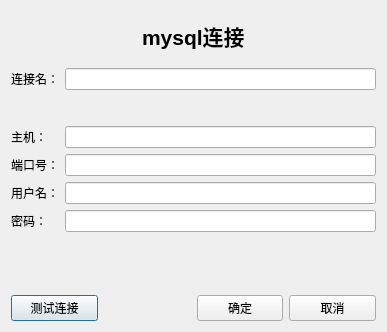
xiqiuyimeng/code-generator, file static/ui/conn_dialog.ui: the form before one commit.
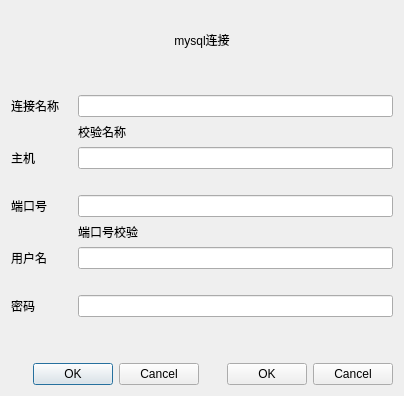
The form after the commit.

Commit message: 添加启动界面

```diff
--- a/static/ui/conn_dialog.ui
+++ b/static/ui/conn_dialog.ui
@@ -6,87 +6,140 @@
    <rect>
     <x>0</x>
     <y>0</y>
-    <width>387</width>
-    <height>332</height>
+    <width>404</width>
+    <height>367</height>
    </rect>
   </property>
   <property name="windowTitle">
    <string>Dialog</string>
   </property>
-  <layout class="QVBoxLayout" name="verticalLayout_3">
-   <item>
-    <layout class="QVBoxLayout" name="verticalLayout_2">
-     <item>
       <layout class="QVBoxLayout" name="verticalLayout">
-       <item alignment="Qt::AlignHCenter">
+   <item>
+    <widget class="QLabel" name="top_blank">
+     <property name="text">
+      <string/>
+     </property>
+    </widget>
+   </item>
+   <item>
         <widget class="QLabel" name="title">
          <property name="text">
-          <string>&lt;html&gt;&lt;head/&gt;&lt;body&gt;&lt;p&gt;&lt;span style=&quot; font-size:16pt; font-weight:600;&quot;&gt;mysql连接&lt;/span&gt;&lt;/p&gt;&lt;/body&gt;&lt;/html&gt;</string>
+      <string>&lt;html&gt;&lt;head/&gt;&lt;body&gt;&lt;p align=&quot;center&quot;&gt;mysql连接&lt;/p&gt;&lt;/body&gt;&lt;/html&gt;</string>
          </property>
         </widget>
        </item>
-      </layout>
+   <item>
+    <widget class="QLabel" name="under_tiltle_first_blank">
+     <property name="text">
+      <string/>
+     </property>
+    </widget>
      </item>
      <item>
-      <layout class="QFormLayout" name="formLayout_2">
-       <item row="0" column="0">
-        <widget class="QLabel" name="conn_name">
+    <widget class="QLabel" name="under_title_second_blank">
          <property name="text">
-          <string>连接名：</string>
+      <string/>
          </property>
         </widget>
        </item>
+   <item>
+    <layout class="QGridLayout" name="gridLayout">
+     <item row="6" column="2">
+      <widget class="QLineEdit" name="user_value"/>
+     </item>
        <item row="0" column="1">
-        <widget class="QLineEdit" name="conn_name_text"/>
-       </item>
-      </layout>
+      <widget class="QLabel" name="grid_layout_blank">
+       <property name="text">
+        <string/>
+       </property>
+      </widget>
+     </item>
+     <item row="5" column="2">
+      <widget class="QLabel" name="port_check">
+       <property name="text">
+        <string>端口号校验</string>
+       </property>
+      </widget>
      </item>
-     <item>
-      <layout class="QFormLayout" name="formLayout">
-       <item row="0" column="0">
-        <widget class="QLabel" name="host">
+     <item row="1" column="2">
+      <widget class="QLabel" name="name_check">
          <property name="text">
-          <string>主机：</string>
+        <string>校验名称</string>
          </property>
         </widget>
        </item>
-       <item row="0" column="1">
-        <widget class="QLineEdit" name="host_text"/>
-       </item>
-       <item row="1" column="0">
-        <widget class="QLabel" name="port">
+     <item row="3" column="2">
+      <widget class="QLabel" name="host_check">
          <property name="text">
-          <string>端口号：</string>
+        <string/>
          </property>
         </widget>
        </item>
-       <item row="1" column="1">
-        <widget class="QLineEdit" name="port_text"/>
+     <item row="2" column="2">
+      <widget class="QLineEdit" name="host_value"/>
        </item>
        <item row="2" column="0">
+      <widget class="QLabel" name="host">
+       <property name="text">
+        <string>主机</string>
+       </property>
+      </widget>
+     </item>
+     <item row="6" column="0">
         <widget class="QLabel" name="user">
          <property name="text">
-          <string>用户名：</string>
+        <string>用户名</string>
          </property>
         </widget>
        </item>
-       <item row="2" column="1">
-        <widget class="QLineEdit" name="user_text"/>
-       </item>
-       <item row="3" column="0">
-        <widget class="QLabel" name="pwd">
+     <item row="8" column="0">
+      <widget class="QLabel" name="passwd">
+       <property name="text">
+        <string>密码</string>
+       </property>
+      </widget>
+     </item>
+     <item row="4" column="2">
+      <widget class="QLineEdit" name="port_value"/>
+     </item>
+     <item row="0" column="0">
+      <widget class="QLabel" name="conn_name">
          <property name="text">
-          <string>密码：</string>
+        <string>连接名称</string>
          </property>
         </widget>
        </item>
-       <item row="3" column="1">
-        <widget class="QLineEdit" name="pwd_text"/>
+     <item row="7" column="2">
+      <widget class="QLabel" name="user_check">
+       <property name="text">
+        <string/>
+       </property>
+      </widget>
+     </item>
+     <item row="8" column="2">
+      <widget class="QLineEdit" name="passwd_value"/>
+     </item>
+     <item row="0" column="2">
+      <widget class="QLineEdit" name="conn_name_value"/>
+     </item>
+     <item row="4" column="0">
+      <widget class="QLabel" name="port">
+       <property name="text">
+        <string>端口号</string>
+       </property>
+      </widget>
+     </item>
+     <item row="9" column="2">
+      <widget class="QLabel" name="passwd_check">
+       <property name="text">
+        <string/>
+       </property>
+      </widget>
        </item>
       </layout>
      </item>
      <item>
-      <widget class="QLabel" name="blank">
+    <widget class="QLabel" name="buttom_blank">
        <property name="text">
         <string/>
        </property>
@@ -95,34 +148,18 @@
      <item>
       <layout class="QHBoxLayout" name="horizontalLayout">
        <item>
-        <widget class="QPushButton" name="test_conn">
-         <property name="text">
-          <string>测试连接</string>
+      <widget class="QDialogButtonBox" name="buttonBox_2">
+       <property name="standardButtons">
+        <set>QDialogButtonBox::Cancel|QDialogButtonBox::Ok</set>
          </property>
         </widget>
        </item>
        <item>
-        <widget class="QLabel" name="label">
-         <property name="text">
-          <string/>
-         </property>
-        </widget>
-       </item>
-       <item>
-        <widget class="QPushButton" name="ok">
-         <property name="text">
-          <string>确定</string>
-         </property>
-        </widget>
-       </item>
-       <item>
-        <widget class="QPushButton" name="cancel">
-         <property name="text">
-          <string>取消</string>
-         </property>
-        </widget>
-       </item>
-      </layout>
+      <widget class="QDialogButtonBox" name="buttonBox">
+       <property name="standardButtons">
+        <set>QDialogButtonBox::Cancel|QDialogButtonBox::Ok</set>
+       </property>
+      </widget>
      </item>
     </layout>
    </item>
```
Lines whose indentation alone changed are shown as unchanged. The commit also changes 5 other files.
